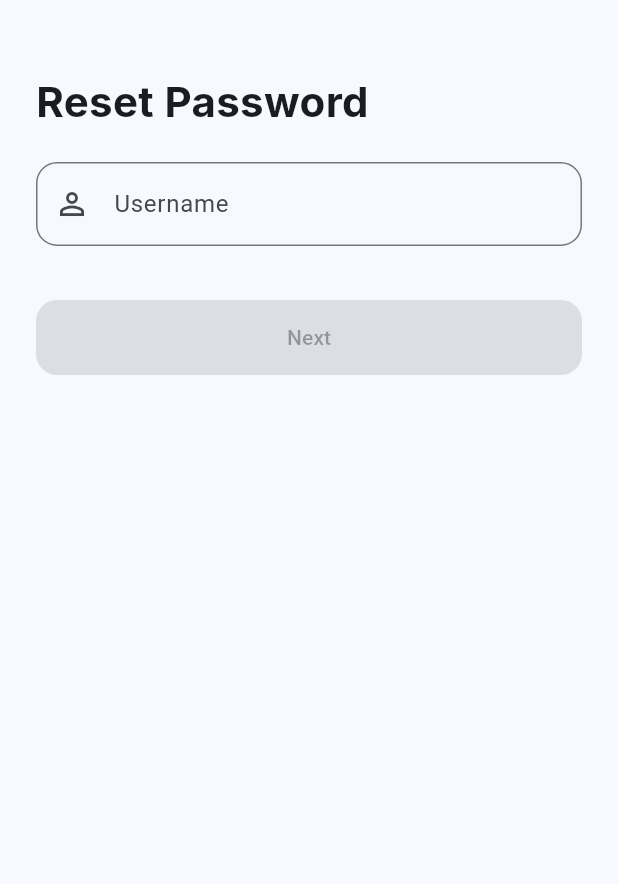
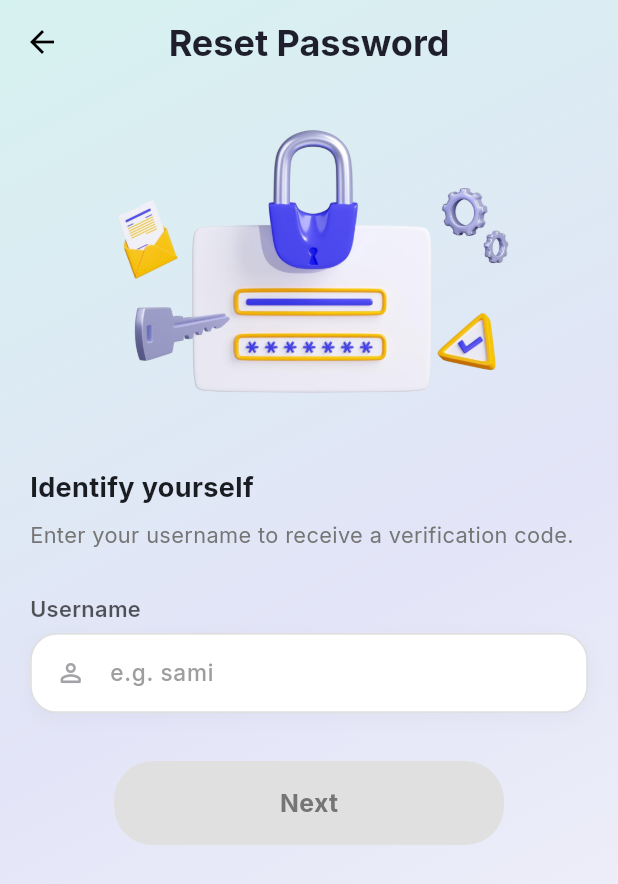
Before and after one commit to samyrh/FrontEnd-Hps, a Flutter app: the IdentifyUserScreen screen opened by its route, on a phone screen of 412 x 824 dp. Shown: the top 884 px of the screen. Run offline on Flutter 3.47's test engine with Material 3 defaults, Android fonts, the light colour scheme and no system bars; our stand-ins replace flutter_secure_storage, flutter_svg, go_router, google_fonts, intl_phone_field, local_auth and 2 more; accounts and stored records are empty; network calls fail.

```diff
--- a/frontend/lib/widgets/ResetPassword/Identify_User.dart
+++ b/frontend/lib/widgets/ResetPassword/Identify_User.dart
@@ -5,7 +5,6 @@ import 'package:go_router/go_router.dart';
 import '../../services/reset_oassword/IdentifyUserService.dart';
 import '../OtpVerificationDialog.dart';
 import '../Toast.dart';
-
 import 'Reset_PasswordScreen.dart';
 
 class IdentifyUserScreen extends StatefulWidget {
@@ -23,9 +22,14 @@ class _IdentifyUserScreenState extends State<IdentifyUserScreen> {
   int _remainingAttempts = 3;
   bool _isLoading = false;
 
+  @override
+  void initState() {
+    super.initState();
+    _usernameController.addListener(() => setState(() {}));
+  }
+
   void _onNextPressed() async {
-    final input = _usernameController.text.trim();
-
+    final input = _usernameController.text.trim().toLowerCase();
     if (input.isEmpty) return;
 
     setState(() => _isLoading = true);
@@ -42,12 +46,33 @@ class _IdentifyUserScreenState extends State<IdentifyUserScreen> {
             showCupertinoGlassToast(
               context,
               'Verified. Proceed to reset your password.',
+              position: ToastPosition.top,
               isSuccess: true,
-              position: ToastPosition.top,
             );
 
             Future.delayed(const Duration(milliseconds: 1650), () {
-              context.push('/reset_password', extra: {'username': input});
+              Navigator.of(context).push(
+                PageRouteBuilder(
+                  transitionDuration: const Duration(milliseconds: 450),
+                  pageBuilder: (_, animation, __) => ResetPasswordScreen(username: input),
+                  transitionsBuilder: (_, animation, __, child) {
+                    final curved = CurvedAnimation(parent: animation, curve: Curves.easeInOutCubic);
+                    return SlideTransition(
+                      position: Tween<Offset>(begin: const Offset(1.0, 0.0), end: Offset.zero).animate(curved),
+                      child: FadeTransition(opacity: curved, child: child),
+                    );
+                  },
+                ),
+              );
+
+              Future.delayed(const Duration(milliseconds: 300), () {
+                showCupertinoGlassToast(
+                  context,
+                  "You're now on the secure password reset page. Create a strong new password to continue.",
+                  position: ToastPosition.top,
+                  isSuccess: true,
+                );
+              });
             });
           },
         ),
@@ -59,97 +84,195 @@ class _IdentifyUserScreenState extends State<IdentifyUserScreen> {
         _focusNode.requestFocus();
       });
 
-      if (_remainingAttempts <= 0) {
+      if (_remainingAttempts > 0) {
         showCupertinoGlassToast(
           context,
-          'Too many failed attempts. Redirecting...',
+          "Invalid username. This account may not exist or was entered incorrectly.",
+          position: ToastPosition.top,
           isSuccess: false,
-          position: ToastPosition.top,
         );
-        Future.delayed(const Duration(milliseconds: 1600), () {
-          context.go('/sign_in');
-        });
       } else {
         showCupertinoGlassToast(
           context,
-          'Invalid username. Please try again.',
+          "Too many failed attempts. For your security, you’ll be redirected to try again later.",
+          position: ToastPosition.top,
           isSuccess: false,
-          position: ToastPosition.top,
         );
+        Future.delayed(const Duration(milliseconds: 1800), () {
+          context.go('/sign_in');
+        });
       }
     }
   }
 
-  @override
-  void dispose() {
-    _usernameController.dispose();
-    _focusNode.dispose();
-    super.dispose();
-  }
+  // 🧠 The rest of your UI code remains untouched below...
 
   @override
   Widget build(BuildContext context) {
+    final screenWidth = MediaQuery.of(context).size.width;
+    final screenHeight = MediaQuery.of(context).size.height;
     final isInputEmpty = _usernameController.text.trim().isEmpty;
 
-    return Scaffold(
-      body: Stack(
-        children: [
-          // UI content
-          Positioned.fill(
-            child: Padding(
-              padding: const EdgeInsets.symmetric(horizontal: 24, vertical: 48),
+    return Container(
+      decoration: const BoxDecoration(
+        gradient: LinearGradient(
+          begin: Alignment.topLeft,
+          end: Alignment.bottomRight,
+          colors: [Color(0xFFD6F2F0), Color(0xFFE3E4F7), Color(0xFFF5F6FA)],
+        ),
+      ),
+      child: Scaffold(
+        backgroundColor: Colors.transparent,
+        appBar: AppBar(
+          backgroundColor: Colors.transparent,
+          elevation: 0,
+          leading: IconButton(
+            icon: const Icon(Icons.arrow_back, color: Colors.black),
+            onPressed: () => context.go('/sign_in'),
+          ),
+          title: const Text(
+            'Reset Password',
+            style: TextStyle(fontSize: 24, fontWeight: FontWeight.w700, color: Color(0xFF1E1E2D), fontFamily: 'Inter'),
+          ),
+          centerTitle: true,
+        ),
+        body: SafeArea(
+          child: SingleChildScrollView(
+            padding: const EdgeInsets.symmetric(horizontal: 20, vertical: 24),
             child: Column(
               crossAxisAlignment: CrossAxisAlignment.start,
               children: [
-                  Text("Reset Password", style: GoogleFonts.inter(fontSize: 28, fontWeight: FontWeight.bold)),
+                _buildHeader(screenWidth, screenHeight),
+                const SizedBox(height: 28),
+                _buildTextField(),
+                if (_remainingAttempts < 3) ...[const SizedBox(height: 10), _buildAttemptsSpan()],
+                const SizedBox(height: 32),
+                _buildNextButton(isInputEmpty),
                 const SizedBox(height: 20),
-                  _buildTextField(),
-                  const SizedBox(height: 16),
-                  if (_remainingAttempts < 3) _buildAttemptsSpan(),
-                  const SizedBox(height: 20),
-                  _buildNextButton(isInputEmpty),
               ],
             ),
           ),
         ),
-
-          if (_isLoading)
-            const Center(
-              child: CircularProgressIndicator(),
-            ),
-        ],
       ),
     );
   }
 
+  Widget _buildHeader(double screenWidth, double screenHeight) {
+    return Column(
+      crossAxisAlignment: CrossAxisAlignment.start,
+      children: [
+        ClipRRect(
+          borderRadius: BorderRadius.circular(16),
+          child: Image.asset(
+            'assets/lock.png',
+            width: screenWidth,
+            height: screenHeight * 0.25,
+            fit: BoxFit.cover,
+          ),
+        ),
+        const SizedBox(height: 26),
+        Text('Identify yourself', style: GoogleFonts.inter(fontSize: 18, fontWeight: FontWeight.w700)),
+        const SizedBox(height: 8),
+        Text(
+          'Enter your username to receive a verification code.',
+          style: GoogleFonts.inter(fontSize: 14.5, color: Colors.grey[600]),
+        ),
+      ],
+    );
+  }
+
   Widget _buildTextField() {
-    return TextField(
+    return Column(
+      crossAxisAlignment: CrossAxisAlignment.start,
+      children: [
+        Text('Username', style: GoogleFonts.inter(fontSize: 14.5, fontWeight: FontWeight.w600, color: Colors.black.withOpacity(0.65))),
+        const SizedBox(height: 6),
+        Container(
+          decoration: BoxDecoration(
+            color: Colors.white,
+            borderRadius: BorderRadius.circular(18),
+            border: Border.all(color: Colors.black.withOpacity(0.12), width: 1.2),
+            boxShadow: [
+              BoxShadow(color: Colors.black.withOpacity(0.03), blurRadius: 10, offset: const Offset(0, 3)),
+            ],
+          ),
+          child: TextField(
             controller: _usernameController,
             focusNode: _focusNode,
+            style: GoogleFonts.inter(fontSize: 15, fontWeight: FontWeight.w500, color: const Color(0xFF1E1E2D)),
+            cursorColor: Colors.black,
             decoration: InputDecoration(
-        labelText: 'Username',
-        prefixIcon: const Icon(Icons.person_outline),
-        border: OutlineInputBorder(borderRadius: BorderRadius.circular(14)),
+              hintText: 'e.g. sami',
+              hintStyle: GoogleFonts.inter(color: Colors.grey),
+              prefixIcon: const Padding(
+                padding: EdgeInsets.only(left: 10, right: 6),
+                child: Icon(Icons.person_outline_rounded, size: 20, color: Color(0xFFA2A2A7)),
+              ),
+              border: InputBorder.none,
+              contentPadding: const EdgeInsets.symmetric(horizontal: 18, vertical: 14),
+            ),
+          ),
+        ),
+      ],
+    );
+  }
+
+  Widget _buildAttemptsSpan() {
+    return Center(
+      child: Container(
+        margin: const EdgeInsets.only(top: 10),
+        padding: const EdgeInsets.symmetric(horizontal: 16, vertical: 10),
+        decoration: BoxDecoration(
+          color: const Color(0xFF1C1C1E).withOpacity(0.88),
+          borderRadius: BorderRadius.circular(20),
+          border: Border.all(color: Colors.white.withOpacity(0.06), width: 1),
+          boxShadow: [BoxShadow(color: Colors.black.withOpacity(0.2), blurRadius: 10, offset: const Offset(0, 4))],
+        ),
+        child: Row(
+          mainAxisSize: MainAxisSize.min,
+          children: [
+            Icon(Icons.lock_outline_rounded, size: 18, color: Colors.white.withOpacity(0.75)),
+            const SizedBox(width: 8),
+            Text(
+              '$_remainingAttempts attempt${_remainingAttempts == 1 ? '' : 's'} left',
+              style: GoogleFonts.inter(fontSize: 14, fontWeight: FontWeight.w600, color: Colors.white.withOpacity(0.9)),
+            ),
+          ],
+        ),
       ),
     );
   }
 
   Widget _buildNextButton(bool isInputEmpty) {
-    return ElevatedButton(
-      onPressed: isInputEmpty ? null : _onNextPressed,
-      style: ElevatedButton.styleFrom(
-        minimumSize: const Size.fromHeight(50),
-        backgroundColor: Colors.black,
-        shape: RoundedRectangleBorder(borderRadius: BorderRadius.circular(14)),
+    return Center(
+      child: GestureDetector(
+        onTap: isInputEmpty || _isLoading ? null : _onNextPressed,
+        child: AnimatedContainer(
+          duration: const Duration(milliseconds: 280),
+          curve: Curves.easeOut,
+          width: 260,
+          height: 56,
+          decoration: BoxDecoration(
+            gradient: isInputEmpty
+                ? null
+                : const LinearGradient(colors: [Color(0xFF111111), Color(0xFF1E1E1E)], begin: Alignment.topLeft, end: Alignment.bottomRight),
+            color: isInputEmpty ? Colors.grey.shade300 : null,
+            borderRadius: BorderRadius.circular(26),
+            boxShadow: isInputEmpty ? [] : [BoxShadow(color: Colors.black.withOpacity(0.18), blurRadius: 16, offset: const Offset(0, 4))],
           ),
-      child: const Text('Next'),
-    );
-  }
-
-  Widget _buildAttemptsSpan() {
-    return Text(
-      '$_remainingAttempts attempt${_remainingAttempts == 1 ? '' : 's'} left',
-      style: GoogleFonts.inter(fontSize: 14, color: Colors.redAccent),
+          child: Center(
+            child: _isLoading
+                ? const SizedBox(height: 22, width: 22, child: CircularProgressIndicator(strokeWidth: 2, color: Colors.white))
+                : Text('Next',
+                style: GoogleFonts.inter(
+                  fontSize: 16.5,
+                  fontWeight: FontWeight.w700,
+                  color: isInputEmpty ? Colors.grey[600] : Colors.white,
+                  letterSpacing: 0.3,
+                )),
+          ),
+        ),
+      ),
     );
   }
 }
```
Lines whose indentation alone changed are shown as unchanged.
